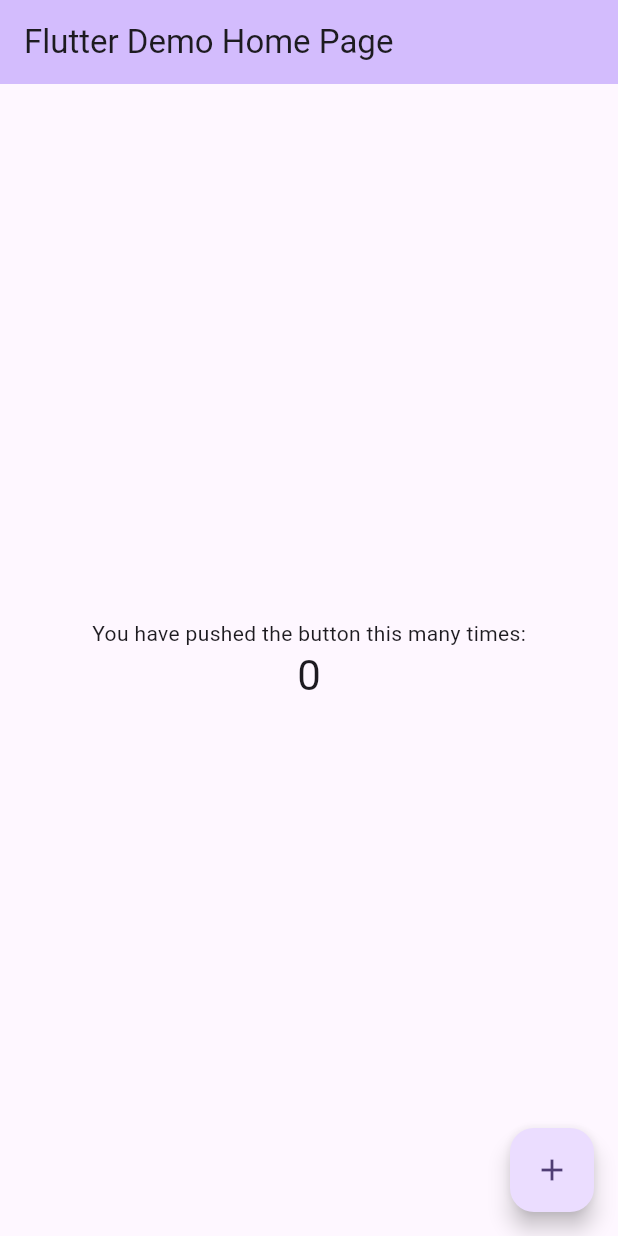
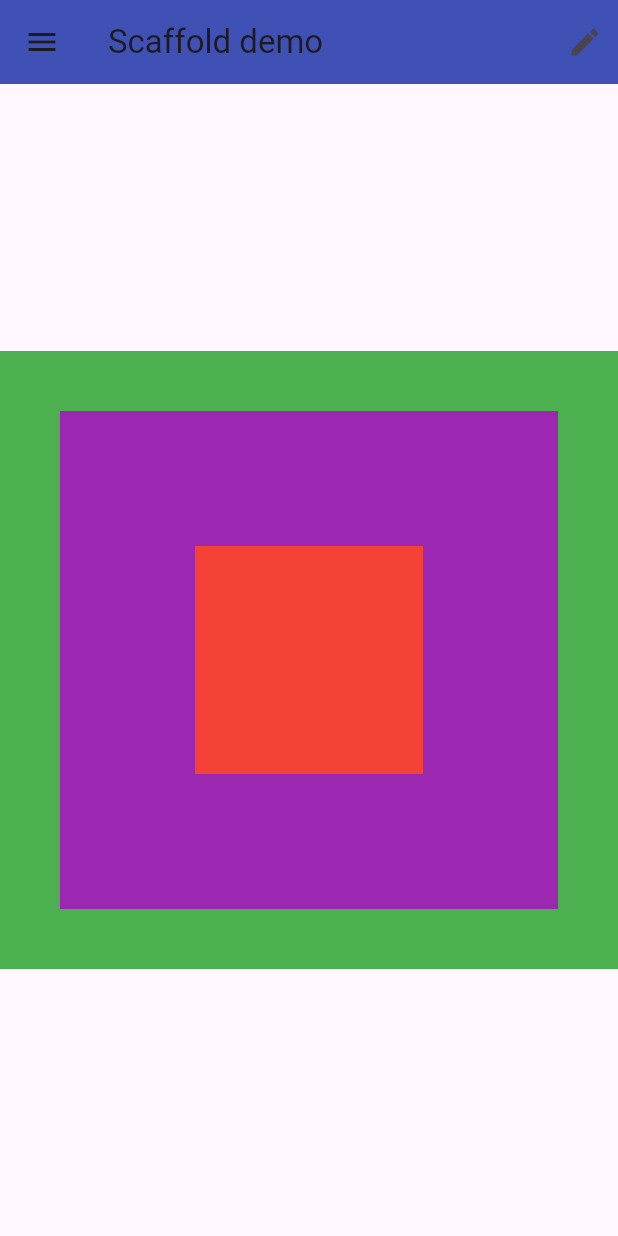
Before and after one commit to enhariharan/flutter-cookbook, a Flutter app: the screen it shows after launch, on a phone screen of 412 x 824 dp. Run offline on Flutter 3.47's test engine with Material 3 defaults, Android fonts, the phone set to English and light mode, and no system bars.

Commit message:
chapter 4 - replace default counter app with Scaffold demo and custom widgets in _02_scaffold project

```diff
--- /dev/null
+++ b/ch_04/_02_scaffold/lib/basic_screen.dart
@@ -0,0 +1,36 @@
+import 'package:_02_scaffold/immutable_widget.dart';
+import 'package:flutter/material.dart';
+
+class BasicScreen extends StatelessWidget {
+  const BasicScreen ({super.key});
+
+  @override
+  Widget build(BuildContext context) {
+    return Scaffold(
+      appBar: AppBar(
+        backgroundColor: Colors.indigo,
+        title: const Text('Scaffold demo'),
+        actions: [
+          Padding(
+            padding: EdgeInsets.all(10.0),
+            child: Icon(Icons.edit),
+          ),
+        ],
+      ),
+      body: const Center(
+        child: AspectRatio(
+          aspectRatio: 1.0,
+          child: ImmutableWidget(),
+        ),
+      ),
+      drawer: Drawer(
+        child: Container(
+          color: Colors.lightBlue,
+          child: const Center(
+            child: Text('This is a drawer'),
+          ),
+        ),
+      ),
+    );
+  }
+}
--- /dev/null
+++ b/ch_04/_02_scaffold/lib/immutable_widget.dart
@@ -0,0 +1,36 @@
+import 'package:flutter/material.dart';
+
+class ImmutableWidget extends StatelessWidget {
+  const ImmutableWidget({super.key});
+
+  @override
+  Widget build(BuildContext context) {
+    return Container(
+      color: Colors.green,
+      padding: const EdgeInsets.all(40.0),
+      child: Container(
+        padding: const EdgeInsets.all(50.0),
+        color: Colors.purple,
+        child: Container(
+          padding: EdgeInsets.all(40.0),
+          child: Container(
+            color: Colors.red,
+          ),
+        ),
+      ),
+    );
+  }
+}
+
+class BlueContainer extends StatelessWidget {
+  const BlueContainer({
+    super.key,
+  });
+
+  @override
+  Widget build(BuildContext context) {
+    return Container(
+      color: Colors.blue,
+    );
+  }
+}
--- a/ch_04/_02_scaffold/lib/main.dart
+++ b/ch_04/_02_scaffold/lib/main.dart
@@ -1,122 +1,20 @@
 import 'package:flutter/material.dart';
+import 'package:_02_scaffold/basic_screen.dart';
 
-void main() {
-  runApp(const MyApp());
-}
+void main() => runApp(const StaticApp());
 
-class MyApp extends StatelessWidget {
-  const MyApp({super.key});
+class StaticApp extends StatelessWidget {
+  const StaticApp({super.key});
 
   // This widget is the root of your application.
   @override
   Widget build(BuildContext context) {
     return MaterialApp(
-      title: 'Flutter Demo',
+      title: 'Scaffold Demo',
       theme: ThemeData(
-        // This is the theme of your application.
-        //
-        // TRY THIS: Try running your application with "flutter run". You'll see
-        // the application has a purple toolbar. Then, without quitting the app,
-        // try changing the seedColor in the colorScheme below to Colors.green
-        // and then invoke "hot reload" (save your changes or press the "hot
-        // reload" button in a Flutter-supported IDE, or press "r" if you used
-        // the command line to start the app).
-        //
-        // Notice that the counter didn't reset back to zero; the application
-        // state is not lost during the reload. To reset the state, use hot
-        // restart instead.
-        //
-        // This works for code too, not just values: Most code changes can be
-        // tested with just a hot reload.
-        colorScheme: .fromSeed(seedColor: Colors.deepPurple),
+        primarySwatch: Colors.deepPurple,
       ),
-      home: const MyHomePage(title: 'Flutter Demo Home Page'),
+      home: const BasicScreen(),
     );
   }
 }
-
-class MyHomePage extends StatefulWidget {
-  const MyHomePage({super.key, required this.title});
-
-  // This widget is the home page of your application. It is stateful, meaning
-  // that it has a State object (defined below) that contains fields that affect
-  // how it looks.
-
-  // This class is the configuration for the state. It holds the values (in this
-  // case the title) provided by the parent (in this case the App widget) and
-  // used by the build method of the State. Fields in a Widget subclass are
-  // always marked "final".
-
-  final String title;
-
-  @override
-  State<MyHomePage> createState() => _MyHomePageState();
-}
-
-class _MyHomePageState extends State<MyHomePage> {
-  int _counter = 0;
-
-  void _incrementCounter() {
-    setState(() {
-      // This call to setState tells the Flutter framework that something has
-      // changed in this State, which causes it to rerun the build method below
-      // so that the display can reflect the updated values. If we changed
-      // _counter without calling setState(), then the build method would not be
-      // called again, and so nothing would appear to happen.
-      _counter++;
-    });
-  }
-
-  @override
-  Widget build(BuildContext context) {
-    // This method is rerun every time setState is called, for instance as done
-    // by the _incrementCounter method above.
-    //
-    // The Flutter framework has been optimized to make rerunning build methods
-    // fast, so that you can just rebuild anything that needs updating rather
-    // than having to individually change instances of widgets.
-    return Scaffold(
-      appBar: AppBar(
-        // TRY THIS: Try changing the color here to a specific color (to
-        // Colors.amber, perhaps?) and trigger a hot reload to see the AppBar
-        // change color while the other colors stay the same.
-        backgroundColor: Theme.of(context).colorScheme.inversePrimary,
-        // Here we take the value from the MyHomePage object that was created by
-        // the App.build method, and use it to set our appbar title.
-        title: Text(widget.title),
-      ),
-      body: Center(
-        // Center is a layout widget. It takes a single child and positions it
-        // in the middle of the parent.
-        child: Column(
-          // Column is also a layout widget. It takes a list of children and
-          // arranges them vertically. By default, it sizes itself to fit its
-          // children horizontally, and tries to be as tall as its parent.
-          //
-          // Column has various properties to control how it sizes itself and
-          // how it positions its children. Here we use mainAxisAlignment to
-          // center the children vertically; the main axis here is the vertical
-          // axis because Columns are vertical (the cross axis would be
-          // horizontal).
-          //
-          // TRY THIS: Invoke "debug painting" (choose the "Toggle Debug Paint"
-          // action in the IDE, or press "p" in the console), to see the
-          // wireframe for each widget.
-          mainAxisAlignment: .center,
-          children: [
-            const Text('You have pushed the button this many times:'),
-            Text(
-              '$_counter',
-              style: Theme.of(context).textTheme.headlineMedium,
-            ),
-          ],
-        ),
-      ),
-      floatingActionButton: FloatingActionButton(
-        onPressed: _incrementCounter,
-        tooltip: 'Increment',
-        child: const Icon(Icons.add),
-      ),
-    );
-  }
-}
```
Also changed, not shown: 1 other file.
